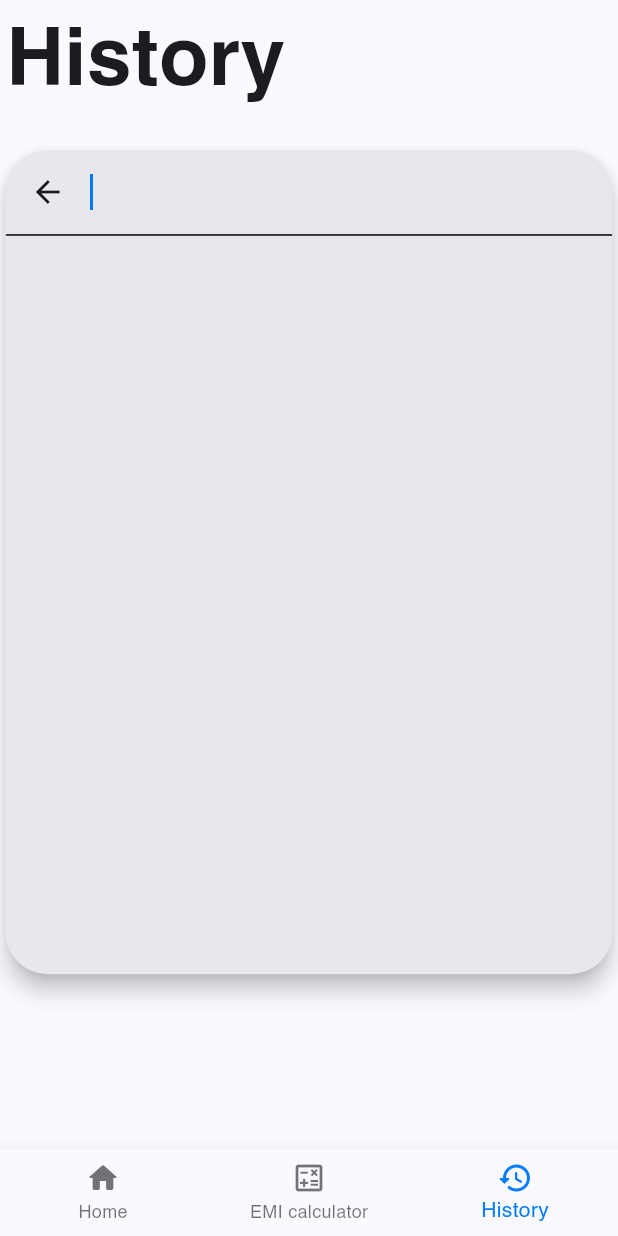
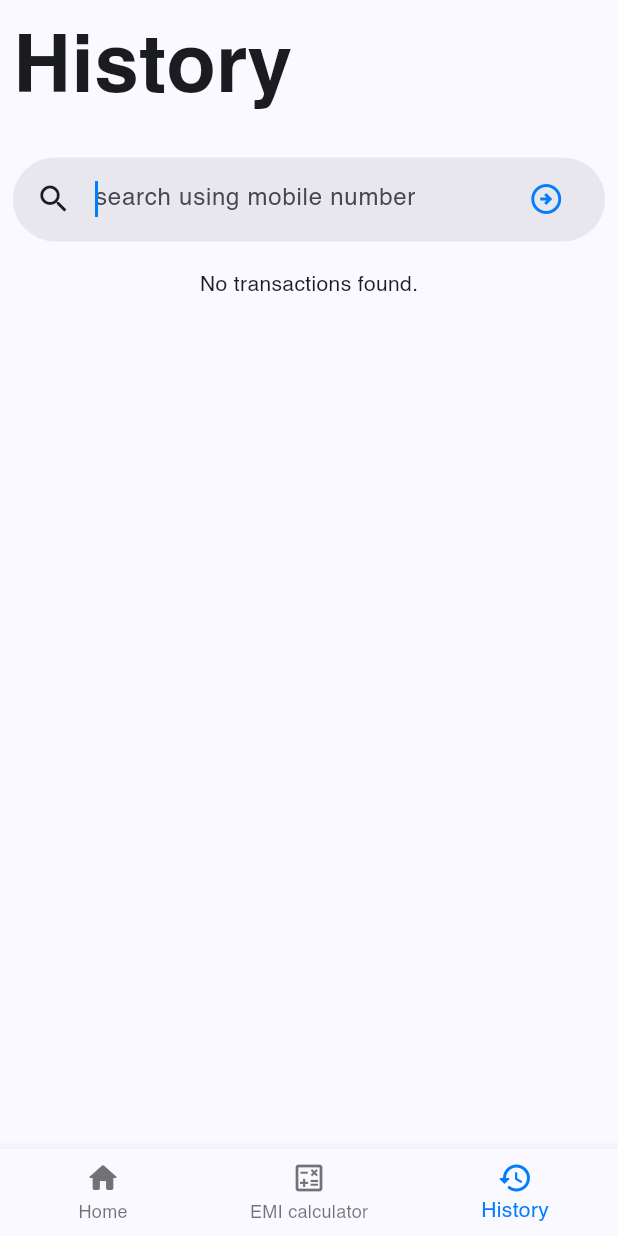
Before and after one commit to dumbun/self-finance, a Flutter app: the DashboardView screen opened directly with empty values, item 3 of the bottom bar chosen, after a tap on "search using mobile number", on a phone screen of 412 x 824 dp. Run offline on Flutter 3.47's test engine with Material 2 defaults, Android fonts, the phone set to English and light mode, and no system bars; our stand-ins replace flutter_svg, flutter_svg_provider, local_auth, pinput, responsive_sizer, sqflite; accounts and stored records are empty; project files that could hold a hidden picture were left out.

Commit message:
history page final

```diff
--- a/lib/backend/backend.dart
+++ b/lib/backend/backend.dart
@@ -1,5 +1,6 @@
 import 'package:path_provider/path_provider.dart';
 import 'package:self_finance/models/customer_model.dart';
+import 'package:self_finance/models/transaction_model.dart';
 import 'package:sqflite/sqflite.dart' as sql;
 
 class BackEnd {
@@ -23,12 +24,16 @@ class BackEnd {
       ADDRESS TEXT NOT NULL,
       CUSTOMER_NAME TEXT NOT NULL,
       GUARDIAN_NAME TEXT NOT NULL,
+      TAKEN_DATE TIMESTAMP NOT NULL DEFAULT CURRENT_TIMESTAMP,
       TAKEN_AMOUNT INT NOT NULL,
       RATE_OF_INTEREST DOUBLE NOT NULL,
-      TAKEN_DATE TIMESTAMP NOT NULL DEFAULT CURRENT_TIMESTAMP,
       ITEM_NAME TEXT NOT NULL,
-      TRANSFER INT NOT NULL,
-      PAID_DATE TIMESTAMP NOT NULL DEFAULT CURRENT_TIMESTAMP
+      TRANSACTION_TYPE INT NOT NULL,
+      PAID_DATE TEXT,
+      VIA TEXT,
+      PAID_AMOUNT DOUBLE,
+      TOTAL_INTREST DOUBLE,
+      DUE_TIME TEXT
     )""");
   }
 
@@ -65,20 +70,26 @@ class BackEnd {
 
   //create new transaction
 
-  static Future<bool> createNewTransaction(Customer customer) async {
+  static Future<bool> createNewTransaction(Transactions transacrtion) async {
     final db = await BackEnd.db();
     try {
       final data = {
-        "MOBILE_NUMBER": customer.mobileNumber,
-        "ADDRESS": customer.address,
-        "CUSTOMER_NAME": customer.customerName,
-        "GUARDIAN_NAME": customer.guardianName,
-        "TAKEN_DATE": customer.takenDate,
-        "TAKEN_AMOUNT": customer.takenAmount,
-        "RATE_OF_INTEREST": customer.rateOfInterest,
-        "ITEM_NAME": customer.itemName,
-        "TRANSFER": customer.transaction
+        "MOBILE_NUMBER": transacrtion.mobileNumber,
+        "ADDRESS": transacrtion.address,
+        "CUSTOMER_NAME": transacrtion.customerName,
+        "GUARDIAN_NAME": transacrtion.guardianName,
+        "TAKEN_DATE": transacrtion.takenDate,
+        "TAKEN_AMOUNT": transacrtion.takenAmount,
+        "RATE_OF_INTEREST": transacrtion.rateOfInterest,
+        "ITEM_NAME": transacrtion.itemName,
+        "TRANSACTION_TYPE": transacrtion.transactionType,
+        "PAID_DATE": transacrtion.paidDate,
+        "VIA": transacrtion.via,
+        "PAID_AMOUNT": transacrtion.paidAmount,
+        "TOTAL_INTREST": transacrtion.totalIntrest,
+        "DUE_TIME": transacrtion.dueTime
       };
+
       final id = await db.insert('TRANSACTIONS', data, conflictAlgorithm: sql.ConflictAlgorithm.replace);
       return true;
     } catch (e) {
@@ -88,13 +99,13 @@ class BackEnd {
 
   // get latest Transaction
 
-  static Future<List<Customer>> fetchLatestTransactions() async {
+  static Future<List<Transactions>> fetchLatestTransactions() async {
     final db = await BackEnd.db();
     List<Map<String, Object?>> result = await db.rawQuery("""
       SELECT * FROM TRANSACTIONS ORDER BY TAKEN_DATE DESC
     """);
     if (result.isNotEmpty) {
-      return Customer.toList(result);
+      return Transactions.toList(result);
     } else {
       return [];
     }
@@ -118,6 +129,23 @@ class BackEnd {
       where: "MOBILE_NUMBER = ? and TRANSFER = ?",
       whereArgs: [mobileNumber, transfer],
     );
+  }
+  // get the transaction by mobile number
+
+  static Future<List<Transactions>> getTransactionsEntriesByMobileNumber(String mobileNumber) async {
+    final db = await BackEnd.db();
+    final List<Map<String, Object?>> data = await db.query(
+      'TRANSACTIONS',
+      orderBy: 'ID',
+      where: "MOBILE_NUMBER = ?",
+      whereArgs: [mobileNumber],
+    );
+    List<Transactions> result = Transactions.toList(data);
+    if (result.isNotEmpty) {
+      return result;
+    } else {
+      return [];
+    }
   }
 
   // Update the item
--- /dev/null
+++ b/lib/models/transaction_model.dart
@@ -0,0 +1,193 @@
+import 'dart:convert';
+
+import 'package:flutter/widgets.dart';
+
+class Transactions {
+  final int? id;
+  final String mobileNumber;
+  final String address;
+  final String customerName;
+  final String guardianName;
+  final String takenDate;
+  final int takenAmount;
+  final double rateOfInterest;
+  final String itemName;
+  final int transactionType;
+  final String? paidDate;
+  final String? via;
+  final int? paidAmount;
+  final int? totalIntrest;
+  final String? dueTime;
+
+  Transactions({
+    this.id,
+    required this.mobileNumber,
+    required this.address,
+    required this.customerName,
+    required this.guardianName,
+    required this.takenDate,
+    required this.takenAmount,
+    required this.rateOfInterest,
+    required this.itemName,
+    required this.transactionType,
+    this.paidDate,
+    this.via,
+    this.paidAmount,
+    this.totalIntrest,
+    this.dueTime,
+  });
+
+  static List<Transactions> toList(data) {
+    List<Transactions> custData = [];
+    data.forEach(
+      (Map<String, dynamic> e) {
+        custData.add(
+          Transactions(
+            id: e["ID"],
+            mobileNumber: e["MOBILE_NUMBER"],
+            address: e["ADDRESS"],
+            customerName: e["CUSTOMER_NAME"],
+            guardianName: e["GUARDIAN_NAME"],
+            takenDate: e["TAKEN_DATE"],
+            takenAmount: e["TAKEN_AMOUNT"],
+            rateOfInterest: e["RATE_OF_INTEREST"],
+            itemName: e["ITEM_NAME"],
+            transactionType: e["TRANSACTION_TYPE"],
+            paidDate: e["PAID_DATE"],
+            via: e["VIA"],
+            paidAmount: e["PAID_AMOUNT"],
+            totalIntrest: e["TOTAL_INTREST"],
+            dueTime: e["DUE_TIME"],
+          ),
+        );
+      },
+    );
+    return custData;
+  }
+
+  Transactions copyWith({
+    ValueGetter<int?>? id,
+    String? mobileNumber,
+    String? address,
+    String? customerName,
+    String? guardianName,
+    String? takenDate,
+    int? takenAmount,
+    double? rateOfInterest,
+    String? itemName,
+    int? transactionType,
+    ValueGetter<String?>? paidDate,
+    ValueGetter<String?>? via,
+    ValueGetter<int?>? paidAmount,
+    ValueGetter<int?>? totalIntrest,
+    ValueGetter<String?>? dueTime,
+  }) {
+    return Transactions(
+      id: id != null ? id() : this.id,
+      mobileNumber: mobileNumber ?? this.mobileNumber,
+      address: address ?? this.address,
+      customerName: customerName ?? this.customerName,
+      guardianName: guardianName ?? this.guardianName,
+      takenDate: takenDate ?? this.takenDate,
+      takenAmount: takenAmount ?? this.takenAmount,
+      rateOfInterest: rateOfInterest ?? this.rateOfInterest,
+      itemName: itemName ?? this.itemName,
+      transactionType: transactionType ?? this.transactionType,
+      paidDate: paidDate != null ? paidDate() : this.paidDate,
+      via: via != null ? via() : this.via,
+      paidAmount: paidAmount != null ? paidAmount() : this.paidAmount,
+      totalIntrest: totalIntrest != null ? totalIntrest() : this.totalIntrest,
+      dueTime: dueTime != null ? dueTime() : this.dueTime,
+    );
+  }
+
+  Map<String, dynamic> toMap() {
+    return {
+      'id': id,
+      'mobileNumber': mobileNumber,
+      'address': address,
+      'customerName': customerName,
+      'guardianName': guardianName,
+      'takenDate': takenDate,
+      'takenAmount': takenAmount,
+      'rateOfInterest': rateOfInterest,
+      'itemName': itemName,
+      'transactionType': transactionType,
+      'paidDate': paidDate,
+      'via': via,
+      'paidAmount': paidAmount,
+      'totalIntrest': totalIntrest,
+      'dueTime': dueTime,
+    };
+  }
+
+  factory Transactions.fromMap(Map<String, dynamic> map) {
+    return Transactions(
+      id: map['id']?.toInt(),
+      mobileNumber: map['mobileNumber'] ?? '',
+      address: map['address'] ?? '',
+      customerName: map['customerName'] ?? '',
+      guardianName: map['guardianName'] ?? '',
+      takenDate: map['takenDate'] ?? '',
+      takenAmount: map['takenAmount']?.toInt() ?? 0,
+      rateOfInterest: map['rateOfInterest']?.toDouble() ?? 0.0,
+      itemName: map['itemName'] ?? '',
+      transactionType: map['transactionType']?.toInt() ?? 0,
+      paidDate: map['paidDate'],
+      via: map['via'],
+      paidAmount: map['paidAmount']?.toInt(),
+      totalIntrest: map['totalIntrest']?.toInt(),
+      dueTime: map['dueTime'],
+    );
+  }
+
+  String toJson() => json.encode(toMap());
+
+  factory Transactions.fromJson(String source) => Transactions.fromMap(json.decode(source));
+
+  @override
+  String toString() {
+    return 'Transactions(id: $id, mobileNumber: $mobileNumber, address: $address, customerName: $customerName, guardianName: $guardianName, takenDate: $takenDate, takenAmount: $takenAmount, rateOfInterest: $rateOfInterest, itemName: $itemName, transactionType: $transactionType, paidDate: $paidDate, via: $via, paidAmount: $paidAmount, totalIntrest: $totalIntrest, dueTime: $dueTime)';
+  }
+
+  @override
+  bool operator ==(Object other) {
+    if (identical(this, other)) return true;
+
+    return other is Transactions &&
+        other.id == id &&
+        other.mobileNumber == mobileNumber &&
+        other.address == address &&
+        other.customerName == customerName &&
+        other.guardianName == guardianName &&
+        other.takenDate == takenDate &&
+        other.takenAmount == takenAmount &&
+        other.rateOfInterest == rateOfInterest &&
+        other.itemName == itemName &&
+        other.transactionType == transactionType &&
+        other.paidDate == paidDate &&
+        other.via == via &&
+        other.paidAmount == paidAmount &&
+        other.totalIntrest == totalIntrest &&
+        other.dueTime == dueTime;
+  }
+
+  @override
+  int get hashCode {
+    return id.hashCode ^
+        mobileNumber.hashCode ^
+        address.hashCode ^
+        customerName.hashCode ^
+        guardianName.hashCode ^
+        takenDate.hashCode ^
+        takenAmount.hashCode ^
+        rateOfInterest.hashCode ^
+        itemName.hashCode ^
+        transactionType.hashCode ^
+        paidDate.hashCode ^
+        via.hashCode ^
+        paidAmount.hashCode ^
+        totalIntrest.hashCode ^
+        dueTime.hashCode;
+  }
+}
--- a/lib/views/history.dart
+++ b/lib/views/history.dart
@@ -2,45 +2,46 @@ import 'package:flutter/material.dart';
 import 'package:responsive_sizer/responsive_sizer.dart';
 import 'package:self_finance/backend/backend.dart';
 import 'package:self_finance/constants/constants.dart';
-import 'package:self_finance/models/customer_model.dart';
+import 'package:self_finance/models/transaction_model.dart';
 import 'package:self_finance/theme/colors.dart';
 import 'package:self_finance/widgets/detail_card_widget.dart';
-
+import 'package:self_finance/widgets/dilogbox_widget.dart';
 import 'package:self_finance/widgets/title_widget.dart';
 
 class HistoryView extends StatefulWidget {
-  const HistoryView({super.key});
+  const HistoryView({Key? key}) : super(key: key);
 
   @override
   State<HistoryView> createState() => _HistoryViewState();
 }
 
 class _HistoryViewState extends State<HistoryView> {
-  List<Customer> _data = [];
-
-  void _getData() async {
-    List<Customer> data = await BackEnd.fetchLatestTransactions();
-    setState(() {
-      _data = data;
-    });
-  }
+  late Future<List<Transactions>> _dataFuture;
+  List<Transactions> _shodowData = [];
 
   @override
   void initState() {
     super.initState();
-    _getData();
+    _dataFuture = BackEnd.fetchLatestTransactions();
+  }
+
+  Widget _showErrorAlert(error) {
+    return AlertDilogs.alertDialogWithOneAction(context, "error", 'Error fetching data: $error');
   }
 
   @override
   void dispose() {
-    _data;
+    _dataFuture;
+    _shodowData;
     super.dispose();
   }
 
   @override
   Widget build(BuildContext context) {
     return Container(
-      padding: EdgeInsets.symmetric(vertical: 8.sp, horizontal: 8.sp),
+      padding: EdgeInsets.symmetric(vertical: 12.sp, horizontal: 12.sp),
+      child: RefreshIndicator.adaptive(
+        onRefresh: () => _dataFuture = _dataFuture = BackEnd.fetchLatestTransactions(),
         child: Column(
           mainAxisAlignment: MainAxisAlignment.start,
           crossAxisAlignment: CrossAxisAlignment.start,
@@ -49,15 +50,38 @@ class _HistoryViewState extends State<HistoryView> {
             SizedBox(height: 18.sp),
             _buildSearchBar(),
             SizedBox(height: 18.sp),
-          Expanded(
+            FutureBuilder<List<Transactions>>(
+              future: _dataFuture,
+              builder: (context, snapshot) {
+                if (snapshot.connectionState == ConnectionState.waiting) {
+                  return const Center(child: CircularProgressIndicator.adaptive()); // Placeholder for loading state
+                } else if (snapshot.hasError) {
+                  return _showErrorAlert(snapshot.error);
+                } else {
+                  _shodowData = snapshot.data ?? [];
+                  return _buildCards(snapshot.data ?? []);
+                }
+              },
+            ),
+          ],
+        ),
+      ),
+    );
+  }
+
+  Widget _buildCards(List<Transactions> data) {
+    if (data.isEmpty || data == []) {
+      return const Center(
+        child: Text("No transactions found."),
+      );
+    }
+
+    return Expanded(
       child: ListView.builder(
         itemBuilder: (context, i) {
-                return _buildHistoryTails(_data[i]);
+          return DetailCardWidget(data: data[i]);
         },
-              itemCount: _data.length,
-            ),
-          ),
-        ],
+        itemCount: data.length,
       ),
     );
   }
@@ -69,19 +93,20 @@ class _HistoryViewState extends State<HistoryView> {
           elevation: const MaterialStatePropertyAll(0),
           hintText: "search using mobile number",
           controller: controller,
-          padding: MaterialStatePropertyAll<EdgeInsets>(EdgeInsets.symmetric(horizontal: 16.0.sp, vertical: 2.sp)),
+          padding: MaterialStatePropertyAll<EdgeInsets>(
+            EdgeInsets.symmetric(horizontal: 16.0.sp, vertical: 2.sp),
+          ),
           onTap: () {
-            controller.openView();
+            _doSearch(controller.text);
           },
           onChanged: (_) {
-            controller.openView();
+            _doSearch(controller.text);
           },
           leading: const Icon(Icons.search),
           trailing: [
             IconButton(
               onPressed: () {
-                //todo run the search
-                print(controller.text);
+                _doSearch(controller.text);
               },
               icon: const Icon(
                 Icons.arrow_circle_right_outlined,
@@ -96,14 +121,15 @@ class _HistoryViewState extends State<HistoryView> {
       dividerColor: getPrimaryTextColor,
       suggestionsBuilder: (BuildContext context, SearchController controller) {
         return List<ListTile>.generate(
-          _data.length,
+          _shodowData.length,
           (int index) {
-            final String item = _data[index].mobileNumber;
+            final String item = _shodowData[index].mobileNumber;
             return ListTile(
               title: Text(item),
               onTap: () {
                 setState(
                   () {
+                    _doSearch(item);
                     controller.closeView(item);
                   },
                 );
@@ -115,7 +141,20 @@ class _HistoryViewState extends State<HistoryView> {
     );
   }
 
-  Widget _buildHistoryTails(Customer e) {
-    return DetailCardWidget(customer: e);
+  void _doSearch(String mobileNumber) async {
+    try {
+      if (mobileNumber.isEmpty) {
+        setState(() {
+          _dataFuture = BackEnd.fetchLatestTransactions();
+        });
+      } else {
+        List<Transactions> queryData = await BackEnd.getTransactionsEntriesByMobileNumber(mobileNumber);
+        setState(() {
+          _dataFuture = Future.value(queryData);
+        });
+      }
+    } catch (error) {
+      _showErrorAlert(error);
     }
   }
+}
```
Also changed, not shown: lib/constants/routes.dart (+9 -8 lines), lib/views/add_new_entry_view.dart (+11 -4 lines), lib/views/details_view.dart (+10 -8 lines), lib/widgets/detail_card_widget.dart (+8 -8 lines). Lines whose indentation alone changed are shown as unchanged.
